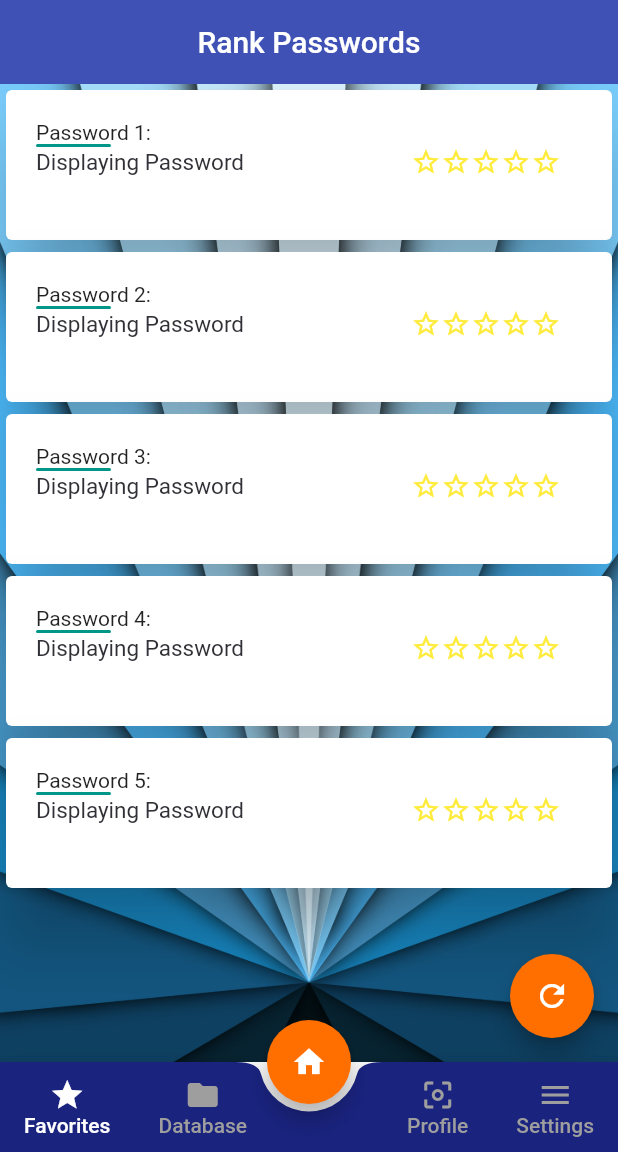
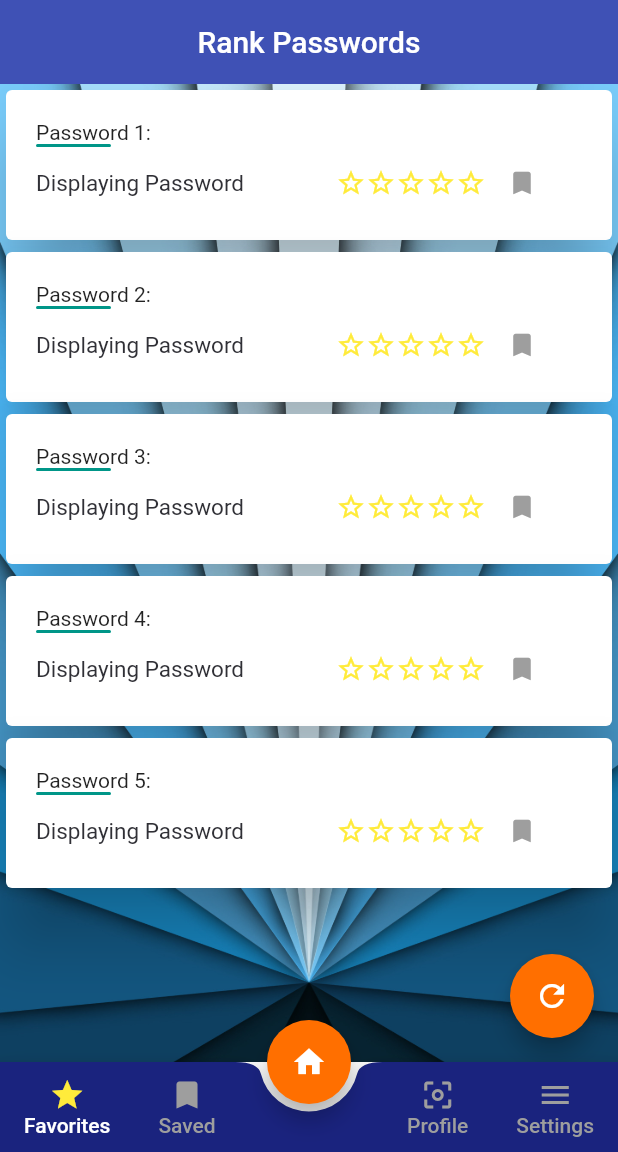
Before and after one commit to AdamKassem/Secure, a Flutter app: the screen it shows once a user with an empty profile is signed in, on a phone screen of 412 x 824 dp, the part 84-1236 px from its top. Run offline on Flutter 3.47's test engine with Material 2 defaults, Android fonts, the phone set to English and light mode, and no system bars; drawn by our look-alikes of smooth_star_rating; our stand-ins replace cloud_firestore, firebase_auth, flutter_spinkit; accounts and stored records are empty.

Commit message:
Screens-- Rank passwords, Stars and Bookmark

```diff
--- a/lib/screens/home/home.dart
+++ b/lib/screens/home/home.dart
@@ -121,7 +121,7 @@ class _HomeState extends State<Home>{
                       children: <Widget>[
                         Icon(
                           Icons.star,
-                          color: currentTab == 0 ? Colors.white : Colors.grey,
+                          color: currentTab == 0 ? Colors.yellow : Colors.grey,
                         ),
                         Text(
                           'Favorites',
@@ -145,11 +145,11 @@ class _HomeState extends State<Home>{
                       mainAxisAlignment: MainAxisAlignment.center,
                       children: <Widget>[
                         Icon(
-                          Icons.folder,
-                          color: currentTab == 1 ? Colors.white : Colors.grey,
+                          Icons.bookmark,
+                          color: currentTab == 1 ? Colors.red : Colors.grey,
                         ),
                         Text(
-                          'Database',
+                          'Saved',
                           style: TextStyle(
                             color: currentTab == 1 ? Colors.white : Colors.grey,
                           ),
@@ -181,7 +181,7 @@ class _HomeState extends State<Home>{
                       children: <Widget>[
                         Icon(
                           Icons.center_focus_weak,
-                          color: currentTab == 2 ? Colors.white : Colors.grey,
+                          color: currentTab == 2 ? Colors.pink : Colors.grey,
                         ),
                         Text(
                           'Profile',
--- a/lib/screens/home/passwords.dart
+++ b/lib/screens/home/passwords.dart
@@ -18,6 +18,8 @@ class Passwords extends StatefulWidget {
 class _PasswordsState extends State<Passwords> {
   List items = getDummyList();
   var rate = 0.0;
+  bool click = false;
+  int clickCount = 0;
 
   @override
   Widget build(BuildContext context) {
@@ -84,7 +86,7 @@ class _PasswordsState extends State<Passwords> {
 //                                    padding: EdgeInsets.fromLTRB(0, 2, 0, 0),
                                     children: <Widget>[
                                       Container(
-                                      width: 250,
+                                      width: 200,
                                       child: Text(
                                         "Displaying Password", style: TextStyle(
                                           fontSize: 15,
@@ -108,13 +110,23 @@ class _PasswordsState extends State<Passwords> {
                                           color: Colors.yellow,
                                           borderColor: Colors.yellow,
                                           spacing:0.0
+                                      ),
+                                      IconButton(
+                                        icon: Icon(Icons.bookmark),
+                                        color: click && clickCount % 2 == 1 ? Colors.red : Colors.grey,
+                                        iconSize: 20,
+                                        onPressed: () {
+                                         setState(() {
+                                           click = true;
+                                           clickCount++;
+                                         });// HOW DO YOU SEND THE CARD TO DATABASE
+                                        },
                                       )
                                   ]),
                                 ],
                               ),
                             ),
                           ),
-
                         ],
                       ),
                     ),
```
